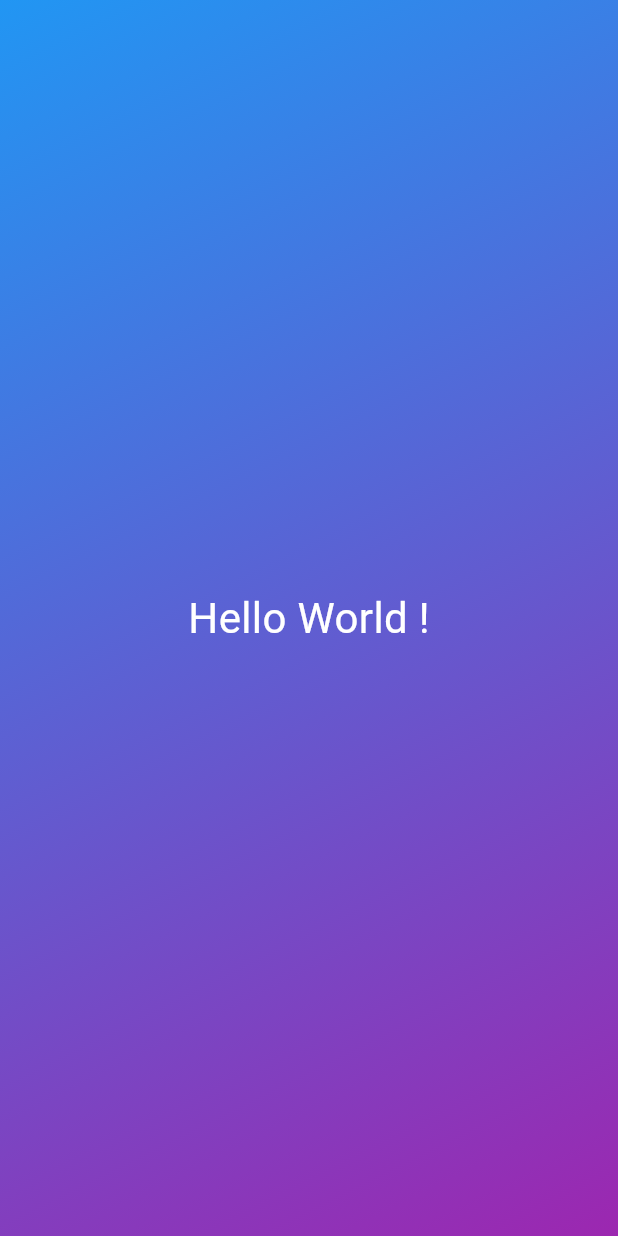
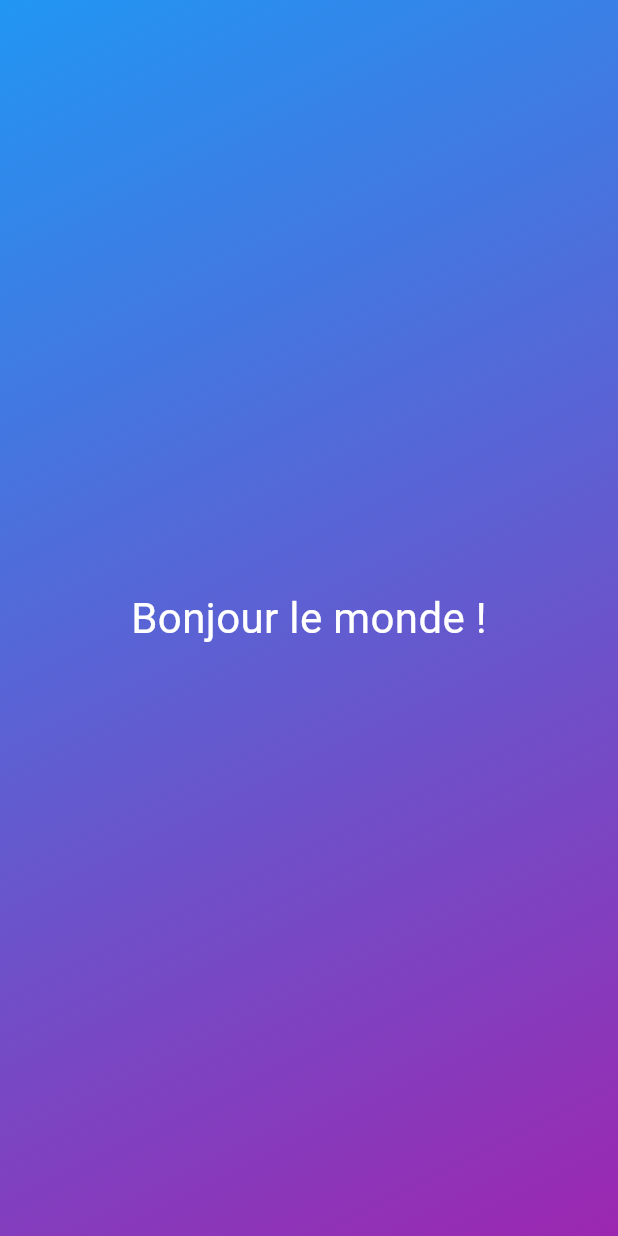
Before and after one commit to Philip970/UDEMY--Flutter-Dart-The-Complete-Guide, a Flutter app: the screen it shows after launch, on a phone screen of 412 x 824 dp. Run offline on Flutter 3.47's test engine with Material 3 defaults, Android fonts, the light colour scheme and no system bars.

Commit message:
Instance variables

```diff
--- a/section_2__getting_solid_foundation/lib/gradient_container.dart
+++ b/section_2__getting_solid_foundation/lib/gradient_container.dart
@@ -17,7 +17,7 @@ class GradientContainer extends StatelessWidget {
             end: endAlignment),
       ),
       child: const Center(
-        child: GrettingText(),
+        child: GrettingText("Bonjour le monde !"),
       ),
     );
   }
--- a/section_2__getting_solid_foundation/lib/gretting_text.dart
+++ b/section_2__getting_solid_foundation/lib/gretting_text.dart
@@ -1,13 +1,15 @@
 import 'package:flutter/material.dart';
 
 class GrettingText extends StatelessWidget {
-  const GrettingText({super.key});
+  const GrettingText(this.text, {super.key});
+
+  final String text;
 
   @override
   Widget build(BuildContext context) {
-    return const Text(
-      "Hello World !",
-      style: TextStyle(color: Colors.white, fontSize: 28),
+    return Text(
+      text,
+      style: const TextStyle(color: Colors.white, fontSize: 28),
     );
   }
 }
```
